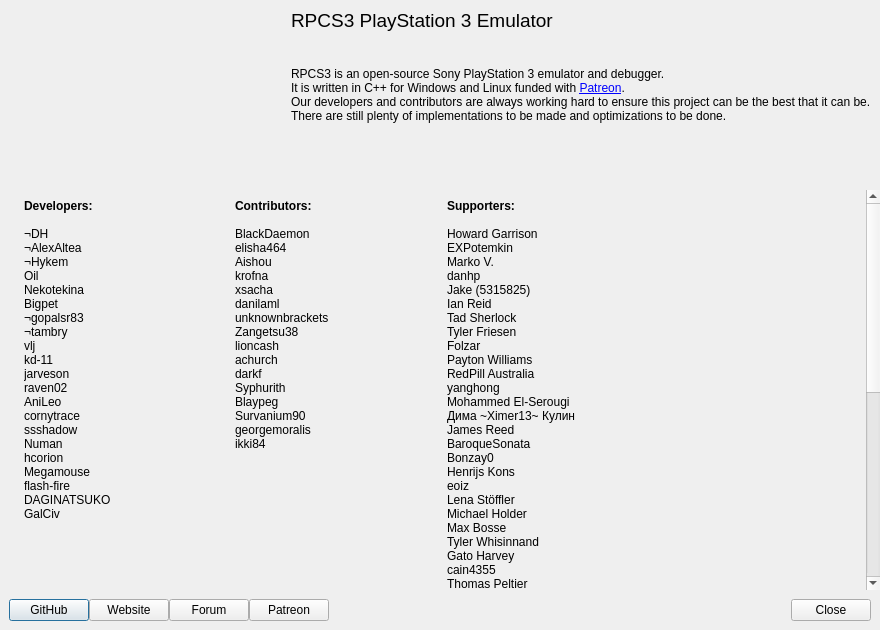
Qt form rpcs3/rpcs3qt/about_dialog.ui (RPCS3/rpcs3) before a commit.
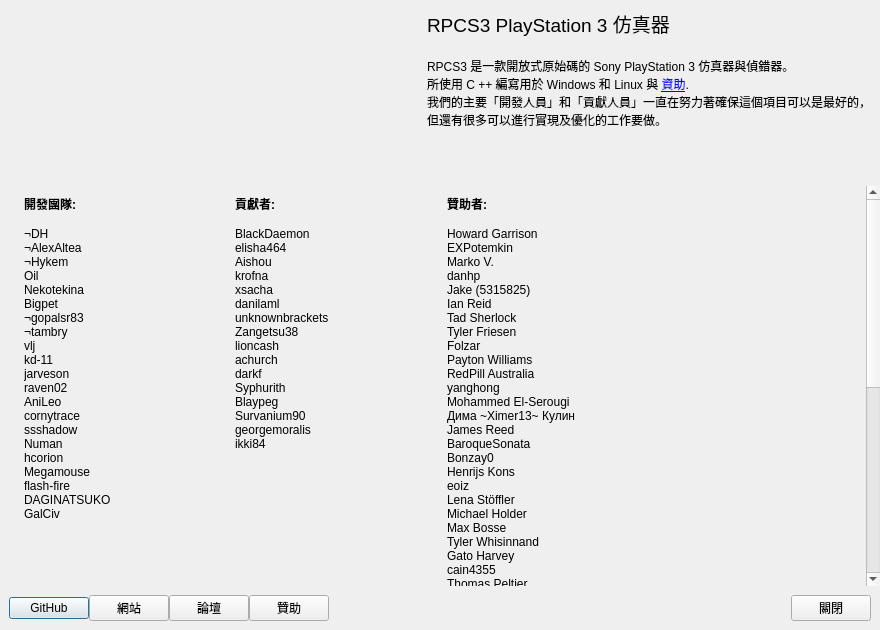
The same form after that commit. Icons and pictures are not drawn.

Diff of the .ui file:
```diff
--- a/rpcs3/rpcs3qt/about_dialog.ui
+++ b/rpcs3/rpcs3qt/about_dialog.ui
@@ -119,7 +119,7 @@
            </font>
           </property>
           <property name="text">
-           <string>RPCS3 PlayStation 3 Emulator</string>
+           <string>RPCS3 PlayStation 3 仿真器</string>
           </property>
           <property name="alignment">
            <set>Qt::AlignLeading|Qt::AlignLeft|Qt::AlignTop</set>
@@ -135,7 +135,7 @@
            </font>
           </property>
           <property name="text">
-           <string>&lt;html&gt;&lt;head/&gt;&lt;body&gt;&lt;p&gt;RPCS3 is an open-source Sony PlayStation 3 emulator and debugger.&lt;br/&gt;It is written in C++ for Windows and Linux funded with &lt;a href=&quot;https://www.patreon.com/Nekotekina&quot;&gt;&lt;span style=&quot; text-decoration: underline; color:#0000ff;&quot;&gt;Patreon&lt;/span&gt;&lt;/a&gt;.&lt;br/&gt;Our developers and contributors are always working hard to ensure this project can be the best that it can be.&lt;br/&gt;There are still plenty of implementations to be made and optimizations to be done.&lt;/p&gt;&lt;/body&gt;&lt;/html&gt;</string>
+           <string>&lt;html&gt;&lt;head/&gt;&lt;body&gt;&lt;p&gt;RPCS3 是一款開放式原始碼的 Sony PlayStation 3 仿真器與偵錯器。&lt;br/&gt;所使用 C ++ 編寫用於 Windows 和 Linux 與 &lt;a href=&quot;https://www.patreon.com/Nekotekina&quot;&gt;&lt;span style=&quot; text-decoration: underline; color:#0000ff;&quot;&gt;資助&lt;/span&gt;&lt;/a&gt;.&lt;br/&gt;我們的主要「開發人員」和「貢獻人員」一直在努力著確保這個項目可以是最好的，&lt;br/&gt;但還有很多可以進行實現及優化的工作要做。&lt;/p&gt;&lt;/body&gt;&lt;/html&gt;</string>
           </property>
           <property name="textFormat">
            <enum>Qt::RichText</enum>
@@ -223,7 +223,7 @@
        <item>
         <widget class="QLabel" name="developers">
          <property name="text">
-          <string>&lt;p&gt;&lt;b&gt;Developers:&lt;/b&gt;&lt;br&gt;&lt;br&gt;¬DH&lt;br&gt;¬AlexAltea&lt;br&gt;¬Hykem&lt;br&gt;Oil&lt;br&gt;Nekotekina&lt;br&gt;Bigpet&lt;br&gt;¬gopalsr83&lt;br&gt;¬tambry&lt;br&gt;vlj&lt;br&gt;kd-11&lt;br&gt;jarveson&lt;br&gt;raven02&lt;br&gt;AniLeo&lt;br&gt;cornytrace&lt;br&gt;ssshadow&lt;br&gt;Numan&lt;br&gt;hcorion&lt;br&gt;Megamouse&lt;br&gt;flash-fire&lt;br&gt;DAGINATSUKO&lt;br&gt;GalCiv&lt;/p&gt;</string>
+          <string>&lt;p&gt;&lt;b&gt;開發團隊:&lt;/b&gt;&lt;br&gt;&lt;br&gt;¬DH&lt;br&gt;¬AlexAltea&lt;br&gt;¬Hykem&lt;br&gt;Oil&lt;br&gt;Nekotekina&lt;br&gt;Bigpet&lt;br&gt;¬gopalsr83&lt;br&gt;¬tambry&lt;br&gt;vlj&lt;br&gt;kd-11&lt;br&gt;jarveson&lt;br&gt;raven02&lt;br&gt;AniLeo&lt;br&gt;cornytrace&lt;br&gt;ssshadow&lt;br&gt;Numan&lt;br&gt;hcorion&lt;br&gt;Megamouse&lt;br&gt;flash-fire&lt;br&gt;DAGINATSUKO&lt;br&gt;GalCiv&lt;/p&gt;</string>
          </property>
          <property name="scaledContents">
           <bool>false</bool>
@@ -236,7 +236,7 @@
        <item>
         <widget class="QLabel" name="contributors">
          <property name="text">
-          <string>&lt;p&gt;&lt;b&gt;Contributors:&lt;/b&gt;&lt;br&gt;&lt;br&gt;BlackDaemon&lt;br&gt;elisha464&lt;br&gt;Aishou&lt;br&gt;krofna&lt;br&gt;xsacha&lt;br&gt;danilaml&lt;br&gt;unknownbrackets&lt;br&gt;Zangetsu38&lt;br&gt;lioncash&lt;br&gt;achurch&lt;br&gt;darkf&lt;br&gt;Syphurith&lt;br&gt;Blaypeg&lt;br&gt;Survanium90&lt;br&gt;georgemoralis&lt;br&gt;ikki84&lt;/p&gt;</string>
+          <string>&lt;p&gt;&lt;b&gt;貢獻者:&lt;/b&gt;&lt;br&gt;&lt;br&gt;BlackDaemon&lt;br&gt;elisha464&lt;br&gt;Aishou&lt;br&gt;krofna&lt;br&gt;xsacha&lt;br&gt;danilaml&lt;br&gt;unknownbrackets&lt;br&gt;Zangetsu38&lt;br&gt;lioncash&lt;br&gt;achurch&lt;br&gt;darkf&lt;br&gt;Syphurith&lt;br&gt;Blaypeg&lt;br&gt;Survanium90&lt;br&gt;georgemoralis&lt;br&gt;ikki84&lt;/p&gt;</string>
          </property>
          <property name="alignment">
           <set>Qt::AlignLeading|Qt::AlignLeft|Qt::AlignTop</set>
@@ -246,7 +246,7 @@
        <item>
         <widget class="QLabel" name="supporters">
          <property name="text">
-          <string>&lt;p&gt;&lt;b&gt;Supporters:&lt;/b&gt;&lt;br&gt;&lt;br&gt;Howard Garrison&lt;br&gt;EXPotemkin&lt;br&gt;Marko V.&lt;br&gt;danhp&lt;br&gt;Jake (5315825)&lt;br&gt;Ian Reid&lt;br&gt;Tad Sherlock&lt;br&gt;Tyler Friesen&lt;br&gt;Folzar&lt;br&gt;Payton Williams&lt;br&gt;RedPill Australia&lt;br&gt;yanghong&lt;br&gt;Mohammed El-Serougi&lt;br&gt;Дима ~Ximer13~ Кулин&lt;br&gt;James Reed&lt;br&gt;BaroqueSonata&lt;br&gt;Bonzay0&lt;br&gt;Henrijs Kons&lt;br&gt;eoiz&lt;br&gt;Lena Stöffler&lt;br&gt;Michael Holder&lt;br&gt;Max Bosse&lt;br&gt;Tyler Whisinnand&lt;br&gt;Gato Harvey&lt;br&gt;cain4355&lt;br&gt;Thomas Peltier&lt;br&gt;Loli Co.&lt;br&gt;MapleLoonie&lt;br&gt;Travis McEwen&lt;br&gt;Scott Singratsomboune&lt;br&gt;T.E&lt;br&gt;Lukas Rieger&lt;br&gt;Dane Madsen&lt;br&gt;JayFries&lt;br&gt;Jonatan R&lt;br&gt;Luke Johnson&lt;br&gt;Thomas Zaorski&lt;br&gt;MyOwnFan&lt;br&gt;Alexandros Mandravillis&lt;br&gt;Socker Bopper&lt;br&gt;Faris Leonhart&lt;br&gt;Fabien Net&lt;br&gt;Raves&lt;br&gt;Barrowsx&lt;br&gt;kilsuton&lt;br&gt;Max Mason&lt;br&gt;Ethan Condon&lt;br&gt;jfidone&lt;br&gt;iaDRM&lt;br&gt;Kazer2.0&lt;br&gt;Bryce Quintin&lt;br&gt;Yuri Kunde Schlesner&lt;br&gt;Abdulla Altayer&lt;/p&gt;</string>
+          <string>&lt;p&gt;&lt;b&gt;贊助者:&lt;/b&gt;&lt;br&gt;&lt;br&gt;Howard Garrison&lt;br&gt;EXPotemkin&lt;br&gt;Marko V.&lt;br&gt;danhp&lt;br&gt;Jake (5315825)&lt;br&gt;Ian Reid&lt;br&gt;Tad Sherlock&lt;br&gt;Tyler Friesen&lt;br&gt;Folzar&lt;br&gt;Payton Williams&lt;br&gt;RedPill Australia&lt;br&gt;yanghong&lt;br&gt;Mohammed El-Serougi&lt;br&gt;Дима ~Ximer13~ Кулин&lt;br&gt;James Reed&lt;br&gt;BaroqueSonata&lt;br&gt;Bonzay0&lt;br&gt;Henrijs Kons&lt;br&gt;eoiz&lt;br&gt;Lena Stöffler&lt;br&gt;Michael Holder&lt;br&gt;Max Bosse&lt;br&gt;Tyler Whisinnand&lt;br&gt;Gato Harvey&lt;br&gt;cain4355&lt;br&gt;Thomas Peltier&lt;br&gt;Loli Co.&lt;br&gt;MapleLoonie&lt;br&gt;Travis McEwen&lt;br&gt;Scott Singratsomboune&lt;br&gt;T.E&lt;br&gt;Lukas Rieger&lt;br&gt;Dane Madsen&lt;br&gt;JayFries&lt;br&gt;Jonatan R&lt;br&gt;Luke Johnson&lt;br&gt;Thomas Zaorski&lt;br&gt;MyOwnFan&lt;br&gt;Alexandros Mandravillis&lt;br&gt;Socker Bopper&lt;br&gt;Faris Leonhart&lt;br&gt;Fabien Net&lt;br&gt;Raves&lt;br&gt;Barrowsx&lt;br&gt;kilsuton&lt;br&gt;Max Mason&lt;br&gt;Ethan Condon&lt;br&gt;jfidone&lt;br&gt;iaDRM&lt;br&gt;Kazer2.0&lt;br&gt;Bryce Quintin&lt;br&gt;Yuri Kunde Schlesner&lt;br&gt;Abdulla Altayer&lt;/p&gt;</string>
          </property>
          <property name="alignment">
           <set>Qt::AlignLeading|Qt::AlignLeft|Qt::AlignTop</set>
@@ -297,21 +297,21 @@
      <item>
       <widget class="QPushButton" name="website">
        <property name="text">
-        <string>Website</string>
+        <string>網站</string>
        </property>
       </widget>
      </item>
      <item>
       <widget class="QPushButton" name="forum">
        <property name="text">
-        <string>Forum</string>
+        <string>論壇</string>
        </property>
       </widget>
      </item>
      <item>
       <widget class="QPushButton" name="patreon">
        <property name="text">
-        <string>Patreon</string>
+        <string>贊助</string>
        </property>
       </widget>
      </item>
@@ -331,7 +331,7 @@
      <item>
       <widget class="QPushButton" name="close">
        <property name="text">
-        <string>Close</string>
+        <string>關閉</string>
        </property>
       </widget>
      </item>
```
Left out of the diff: 2 changed lines with no effect on the pictures.
